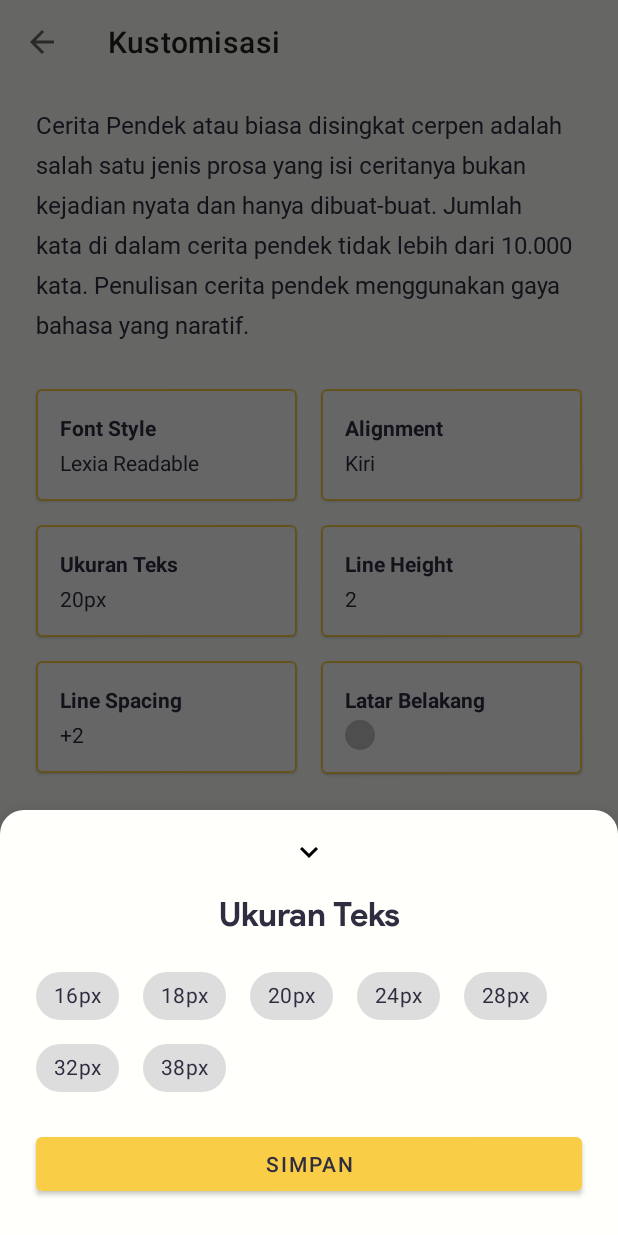
After one commit to alpaca-id/alpaca-android, an Android app: the fragment BottomSheetTextSizeSetting placed in its activity, on a phone screen of 412 x 824 dp. The commit adds this screen. Run offline under Robolectric (Android 15) with nearby library versions, the phone set to English and light mode, and no system bars; our stand-ins replace CircleImageView.

Commit message:
implement UI slicing in CustomizationActivity.kt for the bottom sheet

```diff
--- /dev/null
+++ b/app/src/main/java/com/bangkit/alpaca/ui/customization/BottomSheetTextSizeSetting.kt
@@ -0,0 +1,42 @@
+package com.bangkit.alpaca.ui.customization
+
+import android.os.Bundle
+import android.view.LayoutInflater
+import android.view.View
+import android.view.ViewGroup
+import android.widget.Toast
+import com.bangkit.alpaca.databinding.ModalBottomSheetTextSizeBinding
+import com.google.android.material.bottomsheet.BottomSheetDialogFragment
+
+class BottomSheetTextSizeSetting : BottomSheetDialogFragment() {
+
+    private var _binding: ModalBottomSheetTextSizeBinding? = null
+    private val binding get() = _binding
+
+    override fun onCreateView(
+        inflater: LayoutInflater,
+        container: ViewGroup?,
+        savedInstanceState: Bundle?
+    ): View? {
+        _binding = ModalBottomSheetTextSizeBinding.inflate(inflater, container, false)
+        return binding?.root
+    }
+
+    override fun onViewCreated(view: View, savedInstanceState: Bundle?) {
+        super.onViewCreated(view, savedInstanceState)
+
+        binding?.btnSave?.setOnClickListener {
+            Toast.makeText(requireContext(), "hi", Toast.LENGTH_SHORT).show()
+            dismiss()
+        }
+    }
+
+    override fun onDestroyView() {
+        super.onDestroyView()
+        _binding = null
+    }
+
+    companion object {
+        const val TAG = "TextSizeSetting"
+    }
+}
--- a/app/src/main/java/com/bangkit/alpaca/ui/customization/CustomizationActivity.kt
+++ b/app/src/main/java/com/bangkit/alpaca/ui/customization/CustomizationActivity.kt
@@ -21,6 +21,41 @@ class CustomizationActivity : AppCompatActivity() {
             setDisplayShowHomeEnabled(true)
         }
 
+        binding.apply {
+            cardTextSize.setOnClickListener {
+                val modalTextSizeSetting = BottomSheetTextSizeSetting()
+                modalTextSizeSetting.show(supportFragmentManager, BottomSheetTextSizeSetting.TAG)
+            }
+
+            cardAlignment.setOnClickListener {
+                val modalAlignmentSetting = BottomSheetAlignmentSetting()
+                modalAlignmentSetting.show(supportFragmentManager, BottomSheetAlignmentSetting.TAG)
+            }
+
+            cardLineHeight.setOnClickListener {
+                val modalLineHeightSetting = BottomSheetLineHeightSetting()
+                modalLineHeightSetting.show(
+                    supportFragmentManager,
+                    BottomSheetLineHeightSetting.TAG
+                )
+            }
+
+            cardLineSpacing.setOnClickListener {
+                val modalLineSpacingSetting = BottomSheetLineSpacingSetting()
+                modalLineSpacingSetting.show(
+                    supportFragmentManager,
+                    BottomSheetLineSpacingSetting.TAG
+                )
+            }
+
+            cardFontStyle.setOnClickListener {
+                val modalFontFamilySetting = BottomSheetFontFamilySetting()
+                modalFontFamilySetting.show(
+                    supportFragmentManager,
+                    BottomSheetFontFamilySetting.TAG
+                )
+            }
+        }
     }
 
     override fun onSupportNavigateUp(): Boolean {
--- /dev/null
+++ b/app/src/main/res/color/color_chip_background.xml
@@ -0,0 +1,5 @@
+<?xml version="1.0" encoding="utf-8"?>
+<selector xmlns:android="http://schemas.android.com/apk/res/android">
+    <item android:color="@color/yellow_200" android:state_checked="true" />
+    <item android:color="#DDDDDD" android:state_checked="false" />
+</selector>
--- /dev/null
+++ b/app/src/main/res/color/color_chip_text.xml
@@ -0,0 +1,5 @@
+<?xml version="1.0" encoding="utf-8"?>
+<selector xmlns:android="http://schemas.android.com/apk/res/android">
+    <item android:color="@color/blue_900" android:state_checked="true" />
+    <item android:color="@color/blue_900" android:state_checked="false" />
+</selector>
--- /dev/null
+++ b/app/src/main/res/drawable/bg_top_rounded.xml
@@ -0,0 +1,8 @@
+<?xml version="1.0" encoding="utf-8"?>
+<shape xmlns:android="http://schemas.android.com/apk/res/android"
+    android:shape="rectangle">
+    <solid android:color="@color/white_warm" />
+    <corners
+        android:topLeftRadius="16dp"
+        android:topRightRadius="16dp" />
+</shape>
--- /dev/null
+++ b/app/src/main/res/drawable/ic_baseline_arrow_down_24.xml
@@ -0,0 +1,5 @@
+<vector android:height="24dp" android:tint="#000000"
+    android:viewportHeight="24" android:viewportWidth="24"
+    android:width="24dp" xmlns:android="http://schemas.android.com/apk/res/android">
+    <path android:fillColor="@android:color/white" android:pathData="M7.41,8.59L12,13.17l4.59,-4.58L18,10l-6,6 -6,-6 1.41,-1.41z"/>
+</vector>
--- /dev/null
+++ b/app/src/main/res/layout/modal_bottom_sheet_text_size.xml
@@ -0,0 +1,102 @@
+<?xml version="1.0" encoding="utf-8"?>
+<androidx.constraintlayout.widget.ConstraintLayout xmlns:android="http://schemas.android.com/apk/res/android"
+    xmlns:app="http://schemas.android.com/apk/res-auto"
+    android:layout_width="match_parent"
+    android:layout_height="wrap_content"
+    android:paddingBottom="24dp">
+
+    <ImageView
+        android:id="@+id/imageView2"
+        android:layout_width="wrap_content"
+        android:layout_height="wrap_content"
+        android:layout_marginTop="16dp"
+        android:contentDescription="@string/arrow_down"
+        android:src="@drawable/ic_baseline_arrow_down_24"
+        app:layout_constraintEnd_toEndOf="parent"
+        app:layout_constraintStart_toStartOf="parent"
+        app:layout_constraintTop_toTopOf="parent" />
+
+    <TextView
+        android:id="@+id/textView2"
+        style="@style/Theme.Alpaca.Text.Title.Large"
+        android:layout_width="match_parent"
+        android:layout_height="wrap_content"
+        android:layout_marginTop="16dp"
+        android:text="@string/ukuran_teks"
+        android:textAlignment="center"
+        app:layout_constraintEnd_toEndOf="parent"
+        app:layout_constraintStart_toStartOf="parent"
+        app:layout_constraintTop_toBottomOf="@+id/imageView2" />
+
+    <com.google.android.material.chip.ChipGroup
+        android:id="@+id/chipGroup"
+        android:layout_width="match_parent"
+        android:layout_height="wrap_content"
+        android:layout_marginHorizontal="24dp"
+        android:layout_marginTop="16dp"
+        app:chipSpacingHorizontal="16dp"
+        app:layout_constraintEnd_toEndOf="parent"
+        app:layout_constraintStart_toStartOf="parent"
+        app:layout_constraintTop_toBottomOf="@+id/textView2"
+        app:selectionRequired="true"
+        app:singleSelection="true">
+
+        <com.google.android.material.chip.Chip
+            style="@style/Theme.Alpaca.Chip"
+            android:layout_width="wrap_content"
+            android:layout_height="wrap_content"
+            android:text="16px" />
+
+        <com.google.android.material.chip.Chip
+            style="@style/Theme.Alpaca.Chip"
+            android:layout_width="wrap_content"
+            android:layout_height="wrap_content"
+            android:text="18px" />
+
+        <com.google.android.material.chip.Chip
+            style="@style/Theme.Alpaca.Chip"
+            android:layout_width="wrap_content"
+            android:layout_height="wrap_content"
+            android:text="20px" />
+
+        <com.google.android.material.chip.Chip
+            style="@style/Theme.Alpaca.Chip"
+            android:layout_width="wrap_content"
+            android:layout_height="wrap_content"
+            android:text="24px" />
+
+        <com.google.android.material.chip.Chip
+            style="@style/Theme.Alpaca.Chip"
+            android:layout_width="wrap_content"
+            android:layout_height="wrap_content"
+            android:text="28px" />
+
+        <com.google.android.material.chip.Chip
+            style="@style/Theme.Alpaca.Chip"
+            android:layout_width="wrap_content"
+            android:layout_height="wrap_content"
+            android:text="32px" />
+
+        <com.google.android.material.chip.Chip
+            style="@style/Theme.Alpaca.Chip"
+            android:layout_width="wrap_content"
+            android:layout_height="wrap_content"
+            android:text="38px" />
+
+    </com.google.android.material.chip.ChipGroup>
+
+    <com.google.android.material.button.MaterialButton
+        android:id="@+id/btn_save"
+        style="@style/Widget.MaterialComponents.Button"
+        android:layout_width="0dp"
+        android:layout_height="wrap_content"
+        android:layout_marginTop="16dp"
+        android:clickable="true"
+        android:focusable="true"
+        android:text="@string/save"
+        app:layout_constraintEnd_toEndOf="@+id/chipGroup"
+        app:layout_constraintStart_toStartOf="@+id/chipGroup"
+        app:layout_constraintTop_toBottomOf="@+id/chipGroup" />
+
+
+</androidx.constraintlayout.widget.ConstraintLayout>
--- a/app/src/main/res/values/strings.xml
+++ b/app/src/main/res/values/strings.xml
@@ -115,4 +115,5 @@
     <string name="_20px">20px</string>
     <string name="line_spacing">Line Spacing</string>
     <string name="_plus_2">+2</string>
+    <string name="arrow_down">Arrow down</string>
 </resources>
--- a/app/src/main/res/values/themes.xml
+++ b/app/src/main/res/values/themes.xml
@@ -14,6 +14,27 @@
         <item name="android:windowLightStatusBar">true</item>
         <!-- Customize your theme here. -->
         <item name="android:windowBackground">@color/white_warm</item>
+        <item name="bottomSheetDialogTheme">@style/Theme.Alpaca.BottomSheetDialogTheme</item>
+    </style>
+
+    <!--  BottomSheetDialog Theme  -->
+    <style name="Theme.Alpaca.BottomSheetDialogTheme" parent="Theme.MaterialComponents.Light.BottomSheetDialog">
+        <item name="bottomSheetStyle">@style/AppModalStyle</item>
+
+        <!-- Primary brand color. -->
+        <item name="colorPrimary">@color/yellow_500</item>
+        <item name="colorPrimaryVariant">@color/yellow_700</item>
+        <item name="colorOnPrimary">@color/blue_900</item>
+    </style>
+
+    <style name="AppModalStyle" parent="Widget.Design.BottomSheet.Modal">
+        <item name="android:background">@drawable/bg_top_rounded</item>
+    </style>
+
+    <!--  Custom Chip Style  -->
+    <style name="Theme.Alpaca.Chip" parent="@style/Widget.MaterialComponents.Chip.Choice">
+        <item name="chipBackgroundColor">@color/color_chip_background</item>
+        <item name="android:textColor">@color/color_chip_text</item>
     </style>
 
     <!--  Text Styles  -->
```
Also changed, not shown: app/src/main/java/com/bangkit/alpaca/ui/customization/BottomSheetAlignmentSetting.kt (added, +51 -0 lines), app/src/main/java/com/bangkit/alpaca/ui/customization/BottomSheetFontFamilySetting.kt (added, +42 -0 lines), app/src/main/java/com/bangkit/alpaca/ui/customization/BottomSheetLineHeightSetting.kt (added, +45 -0 lines), app/src/main/java/com/bangkit/alpaca/ui/customization/BottomSheetLineSpacingSetting.kt (added, +45 -0 lines), app/src/main/res/layout/modal_bottom_sheet_font_family.xml (added, +67 -0 lines), app/src/main/res/layout/modal_bottom_sheet_line_height.xml (added, +84 -0 lines), app/src/main/res/layout/modal_bottom_sheet_line_spacing.xml (added, +84 -0 lines), app/src/main/res/layout/modal_bottom_sheet_text_alignment.xml (added, +84 -0 lines).
